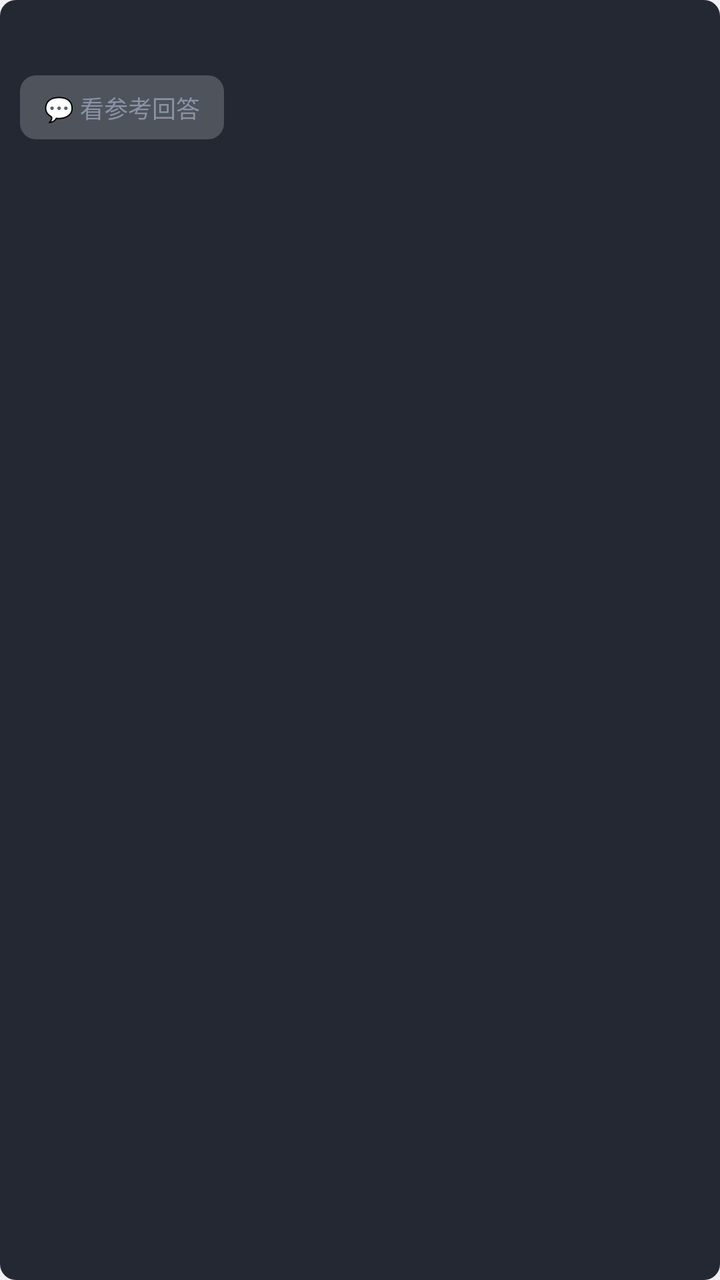
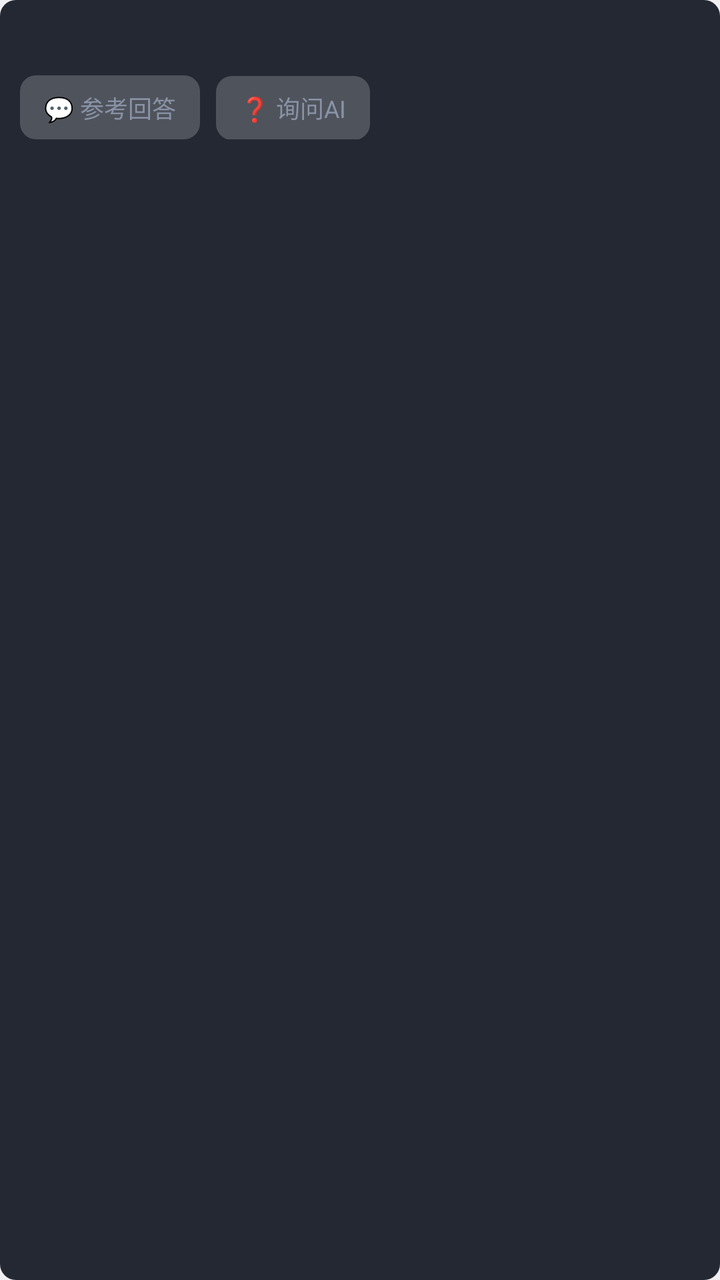

An Android layout rendered at two revisions. The XML below is the earlier revision; the diff shows what the commit changed to produce the second picture.
<!-- AndroidManifest.xml: application theme android:Theme.DeviceDefault.DayNight -->
<!-- res/layout/item_segment.xml -->
<?xml version="1.0" encoding="utf-8"?>
<LinearLayout xmlns:android="http://schemas.android.com/apk/res/android"
    android:layout_width="match_parent"
    android:layout_height="wrap_content"
    android:background="@drawable/bg_answer"
    android:orientation="vertical"
    android:padding="10dp">

    
    <TextView
        android:id="@+id/tvTranscriptText"
        android:layout_width="match_parent"
        android:layout_height="wrap_content"
        android:textColor="#FFFFFFFF"
        android:textSize="16sp" />

    
    <TextView
        android:id="@+id/tvAnswerLabel"
        android:layout_width="match_parent"
        android:layout_height="wrap_content"
        android:layout_marginTop="6dp"
        android:text="参考回答"
        android:textColor="#FF8A93A6"
        android:textSize="11sp"
        android:visibility="gone" />

    <TextView
        android:id="@+id/tvAnswerText"
        android:layout_width="match_parent"
        android:layout_height="wrap_content"
        android:layout_marginTop="1dp"
        android:textColor="#FFD6DCE8"
        android:textSize="14sp"
        android:visibility="gone" />

    
    <TextView
        android:id="@+id/btnAskAnswer"
        android:layout_width="wrap_content"
        android:layout_height="32dp"
        android:layout_marginTop="6dp"
        android:background="@drawable/bg_chip"
        android:gravity="center"
        android:paddingHorizontal="12dp"
        android:text="💬 看参考回答"
        android:textColor="#FF8A93A6"
        android:textSize="12sp" />

    
    <TextView
        android:id="@+id/tvAnswerStatus"
        android:layout_width="match_parent"
        android:layout_height="wrap_content"
        android:layout_marginTop="4dp"
        android:textColor="#FF8A93A6"
        android:textSize="11sp"
        android:visibility="gone" />

</LinearLayout>
<!-- resources referenced by this layout -->
<resources>
  <!-- drawable bg_answer (drawable) -->
  <?xml version="1.0" encoding="utf-8"?>
  <shape xmlns:android="http://schemas.android.com/apk/res/android"
      android:shape="rectangle">
      <solid android:color="#FF232833" />
      <corners android:radius="8dp" />
  </shape>
  <!-- drawable bg_chip (drawable) -->
  <?xml version="1.0" encoding="utf-8"?>
  <shape xmlns:android="http://schemas.android.com/apk/res/android"
      android:shape="rectangle">
      <solid android:color="#33FFFFFF" />
      <corners android:radius="8dp" />
  </shape>
</resources>

<!-- the commit's change to res/layout/item_segment.xml (unified diff, before → after) -->
@@ -7,54 +7,37 @@
     android:padding="10dp">
 
     
-    <TextView
-        android:id="@+id/tvTranscriptText"
-        android:layout_width="match_parent"
-        android:layout_height="wrap_content"
-        android:textColor="#FFFFFFFF"
-        android:textSize="16sp" />
+    <TextView android:id="@+id/tvTranscriptText"
+        android:layout_width="match_parent" android:layout_height="wrap_content"
+        android:textColor="#FFFFFFFF" android:textSize="16sp" />
 
     
-    <TextView
-        android:id="@+id/tvAnswerLabel"
-        android:layout_width="match_parent"
-        android:layout_height="wrap_content"
-        android:layout_marginTop="6dp"
-        android:text="参考回答"
-        android:textColor="#FF8A93A6"
-        android:textSize="11sp"
+    <TextView android:id="@+id/tvAnswerLabel"
+        android:layout_width="match_parent" android:layout_height="wrap_content"
+        android:layout_marginTop="6dp" android:text="AI 回答" android:textColor="#FF8A93A6" android:textSize="11sp"
         android:visibility="gone" />
-
-    <TextView
-        android:id="@+id/tvAnswerText"
-        android:layout_width="match_parent"
-        android:layout_height="wrap_content"
-        android:layout_marginTop="1dp"
-        android:textColor="#FFD6DCE8"
-        android:textSize="14sp"
+    <TextView android:id="@+id/tvAnswerText"
+        android:layout_width="match_parent" android:layout_height="wrap_content"
+        android:layout_marginTop="1dp" android:textColor="#FFD6DCE8" android:textSize="14sp"
         android:visibility="gone" />
 
     
-    <TextView
-        android:id="@+id/btnAskAnswer"
-        android:layout_width="wrap_content"
-        android:layout_height="32dp"
-        android:layout_marginTop="6dp"
-        android:background="@drawable/bg_chip"
-        android:gravity="center"
-        android:paddingHorizontal="12dp"
-        android:text="💬 看参考回答"
-        android:textColor="#FF8A93A6"
-        android:textSize="12sp" />
+    <LinearLayout android:layout_width="match_parent" android:layout_height="wrap_content"
+        android:layout_marginTop="6dp" android:orientation="horizontal">
+        <TextView android:id="@+id/btnAskAnswer"
+            android:layout_width="wrap_content" android:layout_height="32dp"
+            android:background="@drawable/bg_chip" android:gravity="center"
+            android:paddingHorizontal="12dp" android:text="💬 参考回答" android:textColor="#FF8A93A6" android:textSize="12sp" />
+        <TextView android:id="@+id/btnAskQuestion"
+            android:layout_width="wrap_content" android:layout_height="32dp"
+            android:layout_marginStart="8dp" android:background="@drawable/bg_chip" android:gravity="center"
+            android:paddingHorizontal="12dp" android:text="❓ 询问AI" android:textColor="#FF8A93A6" android:textSize="12sp" />
+    </LinearLayout>
 
     
-    <TextView
-        android:id="@+id/tvAnswerStatus"
-        android:layout_width="match_parent"
-        android:layout_height="wrap_content"
-        android:layout_marginTop="4dp"
-        android:textColor="#FF8A93A6"
-        android:textSize="11sp"
+    <TextView android:id="@+id/tvAnswerStatus"
+        android:layout_width="match_parent" android:layout_height="wrap_content"
+        android:layout_marginTop="4dp" android:textColor="#FF8A93A6" android:textSize="11sp"
         android:visibility="gone" />
 
 </LinearLayout>
